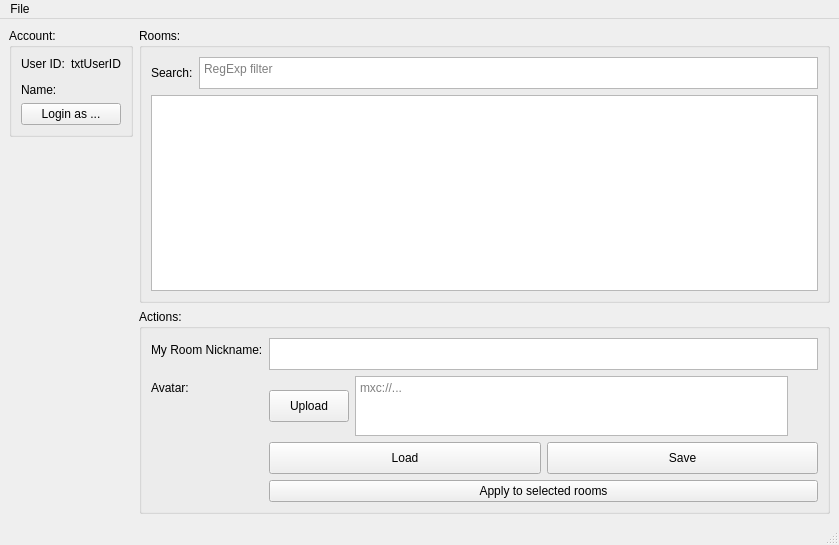
Before: the Qt Designer form ui/mainwindow.ui in SharkyRawr/matrix-changemyname, drawn with Qt 5.
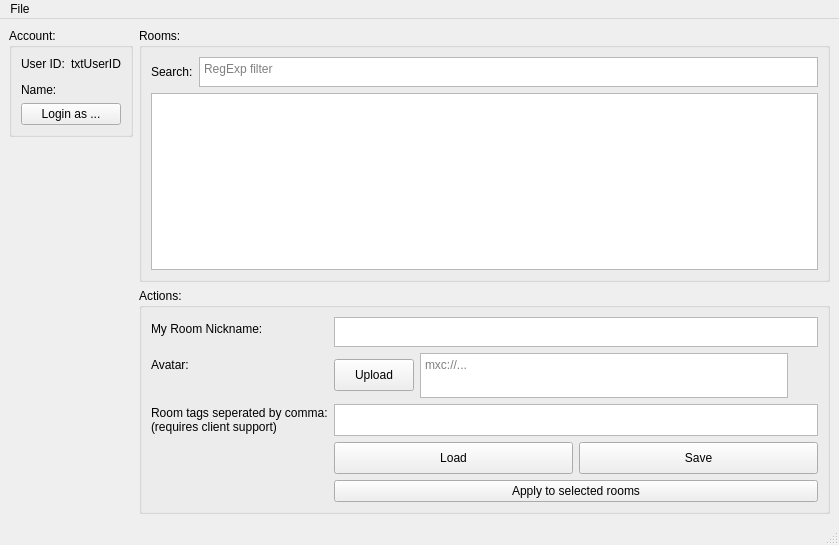
After: the same form once the commit is applied.

Commit message: oh dang it works

```diff
--- a/ui/mainwindow.ui
+++ b/ui/mainwindow.ui
@@ -289,14 +289,14 @@
            </item>
           </layout>
          </item>
-         <item row="3" column="1">
+         <item row="4" column="1">
           <widget class="QPushButton" name="cmdApply">
            <property name="text">
             <string>Apply to selected rooms</string>
            </property>
           </widget>
          </item>
-         <item row="2" column="1">
+         <item row="3" column="1">
           <layout class="QHBoxLayout" name="horizontalLayout_7" stretch="0,0">
            <property name="sizeConstraint">
             <enum>QLayout::SetMinimumSize</enum>
@@ -344,6 +344,23 @@
            </item>
           </layout>
          </item>
+         <item row="2" column="0">
+          <widget class="QLabel" name="label_2">
+           <property name="text">
+            <string>&lt;html&gt;&lt;head/&gt;&lt;body&gt;&lt;p&gt;Room tags seperated by comma:&lt;br/&gt;(requires client support)&lt;/p&gt;&lt;/body&gt;&lt;/html&gt;</string>
+           </property>
+          </widget>
+         </item>
+         <item row="2" column="1">
+          <widget class="QPlainTextEdit" name="txtTags">
+           <property name="maximumSize">
+            <size>
+             <width>16777215</width>
+             <height>32</height>
+            </size>
+           </property>
+          </widget>
+         </item>
         </layout>
        </widget>
       </item>
```
Left out of the diff: 2 changed lines with no effect on the pictures. The commit also changes 2 other files.
